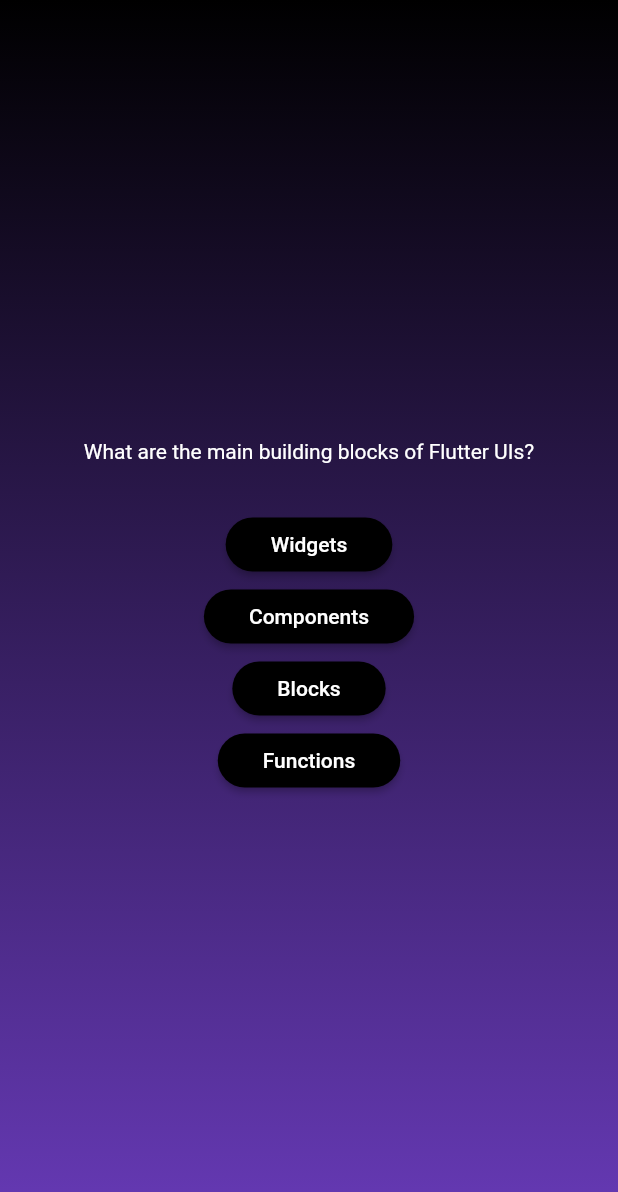
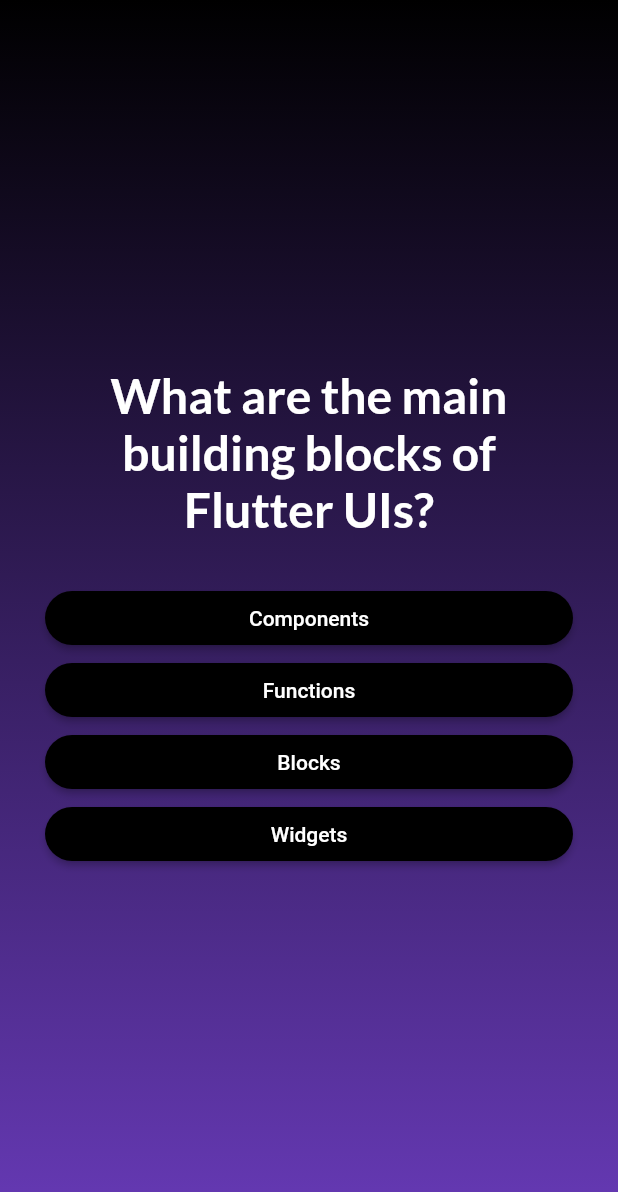
Before and after one commit to Skoomatron/FlutterQuizApp, a Flutter app: the screen it shows after launch, after a tap on "Start Quiz", on a phone screen of 412 x 824 dp. Shown: the top 1192 px of the screen. Run offline on Flutter 3.47's test engine with Material 2 defaults, Android fonts, the phone set to English and light mode, and no system bars; our stand-ins replace google_fonts.

Commit message:
Updated Fonts, Dynamically Rendering Buttons and Answers

```diff
--- a/lib/answer_button.dart
+++ b/lib/answer_button.dart
@@ -21,6 +21,6 @@ class AnswerButton extends StatelessWidget {
             borderRadius: BorderRadius.circular(45.00),
           ),
         ),
-        child: Text(answerText));
+        child: Text(answerText, textAlign: TextAlign.center,));
   }
 }
--- a/lib/models/QuizQuestion.dart
+++ b/lib/models/QuizQuestion.dart
@@ -3,4 +3,10 @@ class QuizQuestion {
 
   final String text;
   final List<String> answers;
+
+  List<String> getShuffledList() {
+    final newList = List.of(answers);
+    newList.shuffle();
+    return newList;
+  }
 }
--- a/lib/question_screen.dart
+++ b/lib/question_screen.dart
@@ -1,6 +1,8 @@
 import 'package:flutter/material.dart';
 import 'package:quiz_app/answer_button.dart';
 import 'package:quiz_app/data/questions.dart';
+import 'package:google_fonts/google_fonts.dart';
+
 
 class QuestionScreen extends StatefulWidget {
   const QuestionScreen({super.key});
@@ -12,27 +14,45 @@ class QuestionScreen extends StatefulWidget {
 }
 
 class _QuestionScreenState extends State<QuestionScreen> {
+
+  var questionIndex = 0;
+
+  void submitAnswer() {
+    setState(() {
+      questionIndex++;
+    });
+  }
+
   @override
   Widget build(context) {
 
-    final currentQuestion = questions[0];
+    final currentQuestion = questions[questionIndex];
 
     return SizedBox(
       width: double.infinity,
+      child: Container(
+        margin: const EdgeInsets.all(30.00),
         child: Column(
           mainAxisAlignment: MainAxisAlignment.center,
+          crossAxisAlignment: CrossAxisAlignment.stretch,
           children: [
             Text(
               currentQuestion.text,
-            style: TextStyle(color: Colors.white),
+              style: GoogleFonts.lato(
+                  color: Colors.white,
+                  fontSize: 32,
+                  fontWeight: FontWeight.bold
+              ),
+              textAlign: TextAlign.center,
             ),
             const SizedBox(
               height: 30,
             ),
-          ...currentQuestion.answers.map((element) {
-            return AnswerButton(element, () { });
+            ...currentQuestion.getShuffledList().map((element) {
+              return AnswerButton(element, submitAnswer);
             }),
           ],
+        ),
       ),
     );
   }
--- a/pubspec.yaml
+++ b/pubspec.yaml
@@ -35,6 +35,7 @@ dependencies:
   # The following adds the Cupertino Icons font to your application.
   # Use with the CupertinoIcons class for iOS style icons.
   cupertino_icons: ^1.0.2
+  google_fonts: ^4.0.4
 
 dev_dependencies:
   flutter_test:
```
Also changed, not shown: pubspec.lock, 7 other files. Lines whose indentation alone changed are shown as unchanged.
